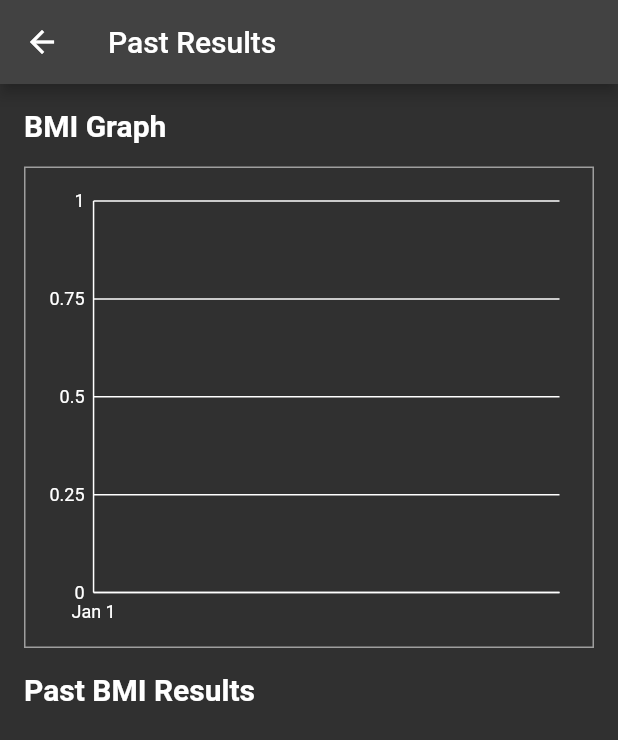
After one commit to superstreber3/flutter_bmi_calc, a Flutter app: the PastResultsPage screen opened directly, on a phone screen of 412 x 824 dp. The commit adds this screen. Shown: the top 740 px of the screen. Run offline on Flutter 3.47's test engine with Material 2 defaults, Android fonts, the phone set to English and light mode, and no system bars; our stand-ins replace charts_flutter, cloud_firestore, firebase_auth, firebase_core, flutter_svg; missing offline and left inert: dart:html; accounts and stored records are empty; statements that could not run were skipped.

Commit message:
added bmi graph

```diff
--- a/lib/input_page.dart
+++ b/lib/input_page.dart
@@ -1,6 +1,7 @@
 import 'dart:html';
 
 import 'package:flutter/material.dart';
+import 'package:helloworld/common_app_bar.dart';
 import 'results_page.dart';
 
 class InputPage extends StatefulWidget {
@@ -17,9 +18,7 @@ class _InputPageState extends State<InputPage> {
   @override
   Widget build(BuildContext context) {
     return Scaffold(
-      appBar: AppBar(
-        title: const Text('BMI CALCULATOR'),
-      ),
+      appBar: CommonAppBar(),
       body: Padding(
         padding: const EdgeInsets.all(8.0),
         child: Column(
@@ -94,6 +93,7 @@ class _InputPageState extends State<InputPage> {
 
   double calculateBMI(int height, int weight, int age) {
     // Modify the formula to use age if needed
-    return weight / ((height / 100) * (height / 100));
+    double bmi = weight / ((height / 100) * (height / 100));
+    return double.parse(bmi.toStringAsFixed(2));
   }
 }
--- /dev/null
+++ b/lib/past_results_page.dart
@@ -0,0 +1,144 @@
+import 'package:flutter/material.dart';
+import 'package:charts_flutter/flutter.dart' as charts;
+import 'package:cloud_firestore/cloud_firestore.dart';
+import 'package:firebase_auth/firebase_auth.dart';
+
+class PastResultsPage extends StatefulWidget {
+  @override
+  _PastResultsPageState createState() => _PastResultsPageState();
+}
+
+class _PastResultsPageState extends State<PastResultsPage> {
+  final FirebaseFirestore firestore = FirebaseFirestore.instance;
+
+  List<BMIResult> bmiResults = [];
+
+  @override
+  void initState() {
+    super.initState();
+    fetchBMIResults();
+  }
+
+  void fetchBMIResults() async {
+    String? userId = FirebaseAuth.instance.currentUser?.uid;
+
+    if (userId != null) {
+      QuerySnapshot snapshot = await firestore
+          .collection('bmiResults')
+          .where('userId', isEqualTo: userId)
+          .get();
+
+      List<BMIResult> results = snapshot.docs.map((doc) {
+        final data = doc.data() as Map<String, dynamic>;
+        final timestamp = (data['timestamp'] as Timestamp).toDate();
+        final bmi = data['bmi'] as double;
+        return BMIResult(timestamp, bmi);
+      }).toList();
+
+      // Sort results based on the timestamp
+      results.sort((a, b) => a.timestamp.compareTo(b.timestamp));
+
+      setState(() {
+        bmiResults = results;
+      });
+    }
+  }
+
+  @override
+  Widget build(BuildContext context) {
+    return Scaffold(
+      appBar: AppBar(
+        title: Text('Past Results'),
+      ),
+      body: Padding(
+        padding: const EdgeInsets.all(16.0),
+        child: Column(
+          crossAxisAlignment: CrossAxisAlignment.stretch,
+          children: [
+            Text(
+              'BMI Graph',
+              style: TextStyle(
+                fontSize: 20,
+                fontWeight: FontWeight.bold,
+              ),
+            ),
+            SizedBox(height: 16),
+            Expanded(
+              child: Container(
+                padding: EdgeInsets.all(8.0),
+                decoration: BoxDecoration(
+                  border: Border.all(color: Colors.grey),
+                ),
+                child: charts.TimeSeriesChart(
+                  _createSampleData(),
+                  animate: true,
+                  primaryMeasureAxis: charts.NumericAxisSpec(
+                    renderSpec: charts.GridlineRendererSpec(
+                      labelStyle: charts.TextStyleSpec(
+                        fontSize: 12,
+                        color: charts.MaterialPalette.white,
+                      ),
+                      lineStyle: charts.LineStyleSpec(
+                        color: charts.MaterialPalette.white,
+                      ),
+                    ),
+                  ),
+                  domainAxis: charts.DateTimeAxisSpec(
+                    renderSpec: charts.GridlineRendererSpec(
+                      labelStyle: charts.TextStyleSpec(
+                        fontSize: 12,
+                        color: charts.MaterialPalette.white,
+                      ),
+                      lineStyle: charts.LineStyleSpec(
+                        color: charts.MaterialPalette.white,
+                      ),
+                    ),
+                  ),
+                ),
+              ),
+            ),
+            SizedBox(height: 16),
+            Text(
+              'Past BMI Results',
+              style: TextStyle(
+                fontSize: 20,
+                fontWeight: FontWeight.bold,
+              ),
+            ),
+            SizedBox(height: 16),
+            Expanded(
+              child: ListView.builder(
+                itemCount: bmiResults.length,
+                itemBuilder: (context, index) {
+                  return ListTile(
+                    title: Text('Result ${index + 1}'),
+                    subtitle: Text('BMI: ${bmiResults[index].bmi}'),
+                  );
+                },
+              ),
+            ),
+          ],
+        ),
+      ),
+    );
+  }
+
+  List<charts.Series<BMIResult, DateTime>> _createSampleData() {
+    return [
+      charts.Series<BMIResult, DateTime>(
+        id: 'BMI Results',
+        colorFn: (_, __) => charts.MaterialPalette.blue.shadeDefault,
+        domainFn: (BMIResult result, _) => result.timestamp,
+        measureFn: (BMIResult result, _) => result.bmi,
+        data: bmiResults,
+      ),
+    ];
+  }
+}
+
+class BMIResult {
+  final DateTime timestamp;
+  final double bmi;
+
+  BMIResult(this.timestamp, this.bmi);
+}
--- a/pubspec.yaml
+++ b/pubspec.yaml
@@ -23,6 +23,7 @@ dependencies:
   firebase_core: ^2.8.0
   cloud_firestore: ^4.4.5
   firebase_auth: ^4.3.0
+  charts_flutter: ^0.12.0
 
 dev_dependencies:
   flutter_test:
```
Also changed, not shown: lib/common_app_bar.dart (added, +98 -0 lines), lib/results_page.dart (+4 -39 lines), lib/start_screen.dart (+8 -16 lines).
